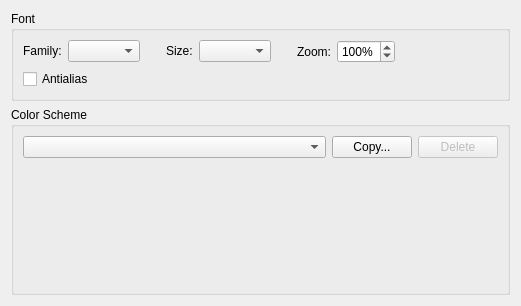
Old version of the form src/plugins/texteditor/fontsettingspage.ui in the repository qt-creator/qt-creator.
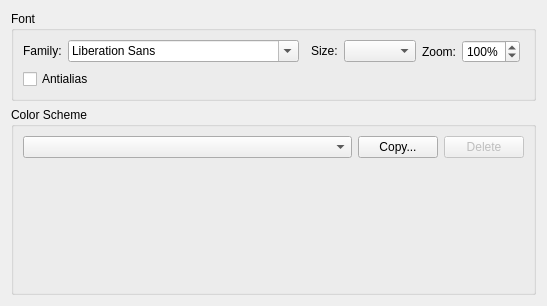
New version of the form. Custom widgets are drawn as their Qt base class.

Commit message:
Editor: Adding QFontComboBox to texteditor font settings.
Replacing the QComboBox with a combo box that is capable of
previewing the fonts.

What changed in the file:
```diff
--- a/src/plugins/texteditor/fontsettingspage.ui
+++ b/src/plugins/texteditor/fontsettingspage.ui
@@ -6,7 +6,7 @@
    <rect>
     <x>0</x>
     <y>0</y>
-    <width>521</width>
+    <width>547</width>
     <height>306</height>
    </rect>
   </property>
@@ -17,6 +17,45 @@
       <string>Font</string>
      </property>
      <layout class="QGridLayout" name="gridLayout">
+      <item row="0" column="6">
+       <spacer>
+        <property name="orientation">
+         <enum>Qt::Horizontal</enum>
+        </property>
+        <property name="sizeType">
+         <enum>QSizePolicy::Preferred</enum>
+        </property>
+        <property name="sizeHint" stdset="0">
+         <size>
+          <width>20</width>
+          <height>20</height>
+         </size>
+        </property>
+       </spacer>
+      </item>
+      <item row="1" column="0" colspan="3">
+       <widget class="QCheckBox" name="antialias">
+        <property name="text">
+         <string>Antialias</string>
+        </property>
+       </widget>
+      </item>
+      <item row="0" column="3">
+       <spacer>
+        <property name="orientation">
+         <enum>Qt::Horizontal</enum>
+        </property>
+        <property name="sizeType">
+         <enum>QSizePolicy::Preferred</enum>
+        </property>
+        <property name="sizeHint" stdset="0">
+         <size>
+          <width>20</width>
+          <height>20</height>
+         </size>
+        </property>
+       </spacer>
+      </item>
       <item row="0" column="0">
        <widget class="QLabel" name="familyLabel">
         <property name="sizePolicy">
@@ -30,79 +69,7 @@
         </property>
        </widget>
       </item>
-      <item row="0" column="1">
-       <widget class="QComboBox" name="familyComboBox">
-        <property name="sizePolicy">
-         <sizepolicy hsizetype="Fixed" vsizetype="Fixed">
-          <horstretch>2</horstretch>
-          <verstretch>0</verstretch>
-         </sizepolicy>
-        </property>
-       </widget>
-      </item>
-      <item row="0" column="2">
-       <spacer>
-        <property name="orientation">
-         <enum>Qt::Horizontal</enum>
-        </property>
-        <property name="sizeType">
-         <enum>QSizePolicy::Preferred</enum>
-        </property>
-        <property name="sizeHint" stdset="0">
-         <size>
-          <width>20</width>
-          <height>20</height>
-         </size>
-        </property>
-       </spacer>
-      </item>
-      <item row="0" column="3">
-       <widget class="QLabel" name="sizeLabel">
-        <property name="sizePolicy">
-         <sizepolicy hsizetype="Fixed" vsizetype="Fixed">
-          <horstretch>0</horstretch>
-          <verstretch>0</verstretch>
-         </sizepolicy>
-        </property>
-        <property name="text">
-         <string>Size:</string>
-        </property>
-       </widget>
-      </item>
-      <item row="0" column="4">
-       <widget class="QComboBox" name="sizeComboBox">
-        <property name="sizePolicy">
-         <sizepolicy hsizetype="Fixed" vsizetype="Fixed">
-          <horstretch>1</horstretch>
-          <verstretch>0</verstretch>
-         </sizepolicy>
-        </property>
-       </widget>
-      </item>
-      <item row="0" column="5">
-       <spacer>
-        <property name="orientation">
-         <enum>Qt::Horizontal</enum>
-        </property>
-        <property name="sizeType">
-         <enum>QSizePolicy::Preferred</enum>
-        </property>
-        <property name="sizeHint" stdset="0">
-         <size>
-          <width>20</width>
-          <height>20</height>
-         </size>
-        </property>
-       </spacer>
-      </item>
-      <item row="1" column="0" colspan="2">
-       <widget class="QCheckBox" name="antialias">
-        <property name="text">
-         <string>Antialias</string>
-        </property>
-       </widget>
-      </item>
-      <item row="0" column="7">
+      <item row="0" column="8">
        <widget class="QSpinBox" name="zoomSpinBox">
         <property name="suffix">
          <string>%</string>
@@ -121,26 +88,52 @@
         </property>
        </widget>
       </item>
-      <item row="0" column="8">
-       <spacer name="horizontalSpacer">
-        <property name="orientation">
-         <enum>Qt::Horizontal</enum>
-        </property>
-        <property name="sizeHint" stdset="0">
-         <size>
-          <width>40</width>
-          <height>20</height>
-         </size>
-        </property>
-       </spacer>
-      </item>
-      <item row="0" column="6">
+      <item row="0" column="7">
        <widget class="QLabel" name="zoomLabel">
         <property name="text">
          <string>Zoom:</string>
         </property>
        </widget>
       </item>
+      <item row="0" column="4">
+       <widget class="QLabel" name="sizeLabel">
+        <property name="sizePolicy">
+         <sizepolicy hsizetype="Fixed" vsizetype="Fixed">
+          <horstretch>0</horstretch>
+          <verstretch>0</verstretch>
+         </sizepolicy>
+        </property>
+        <property name="text">
+         <string>Size:</string>
+        </property>
+       </widget>
+      </item>
+      <item row="0" column="5">
+       <widget class="QComboBox" name="sizeComboBox">
+        <property name="sizePolicy">
+         <sizepolicy hsizetype="Fixed" vsizetype="Fixed">
+          <horstretch>1</horstretch>
+          <verstretch>0</verstretch>
+         </sizepolicy>
+        </property>
+       </widget>
+      </item>
+      <item row="0" column="9">
+       <spacer name="horizontalSpacer">
+        <property name="orientation">
+         <enum>Qt::Horizontal</enum>
+        </property>
+        <property name="sizeHint" stdset="0">
+         <size>
+          <width>40</width>
+          <height>20</height>
+         </size>
+        </property>
+       </spacer>
+      </item>
+      <item row="0" column="1">
+       <widget class="QFontComboBox" name="fontComboBox"/>
+      </item>
      </layout>
     </widget>
    </item>
```
The commit also changes 2 other files.
